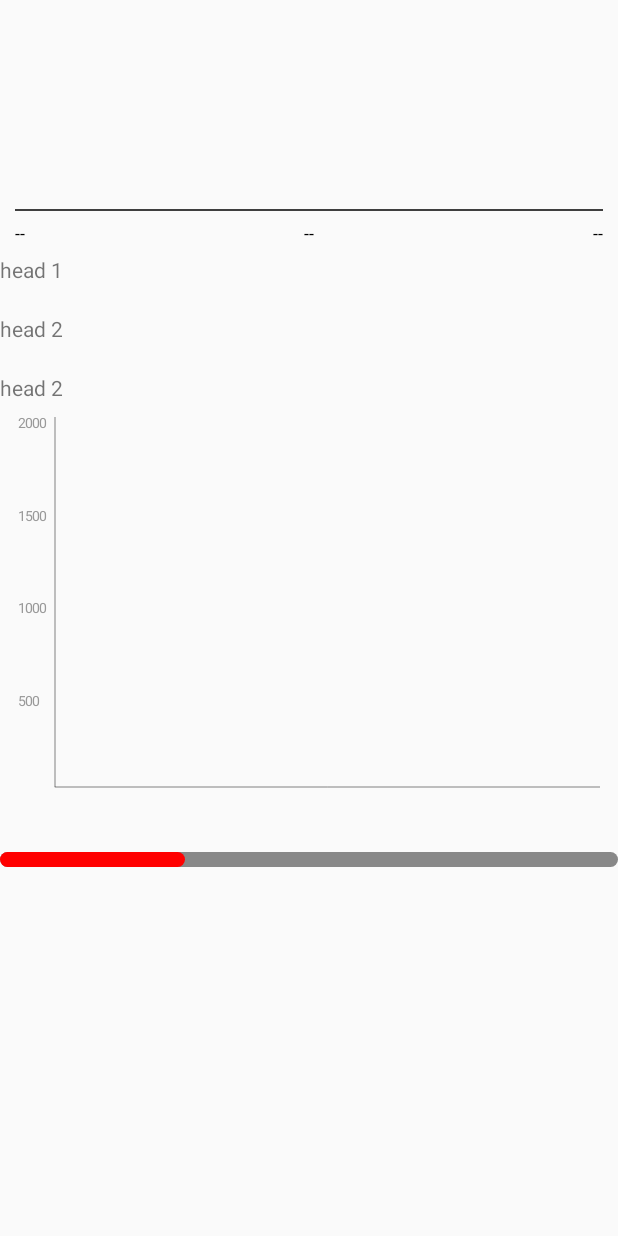
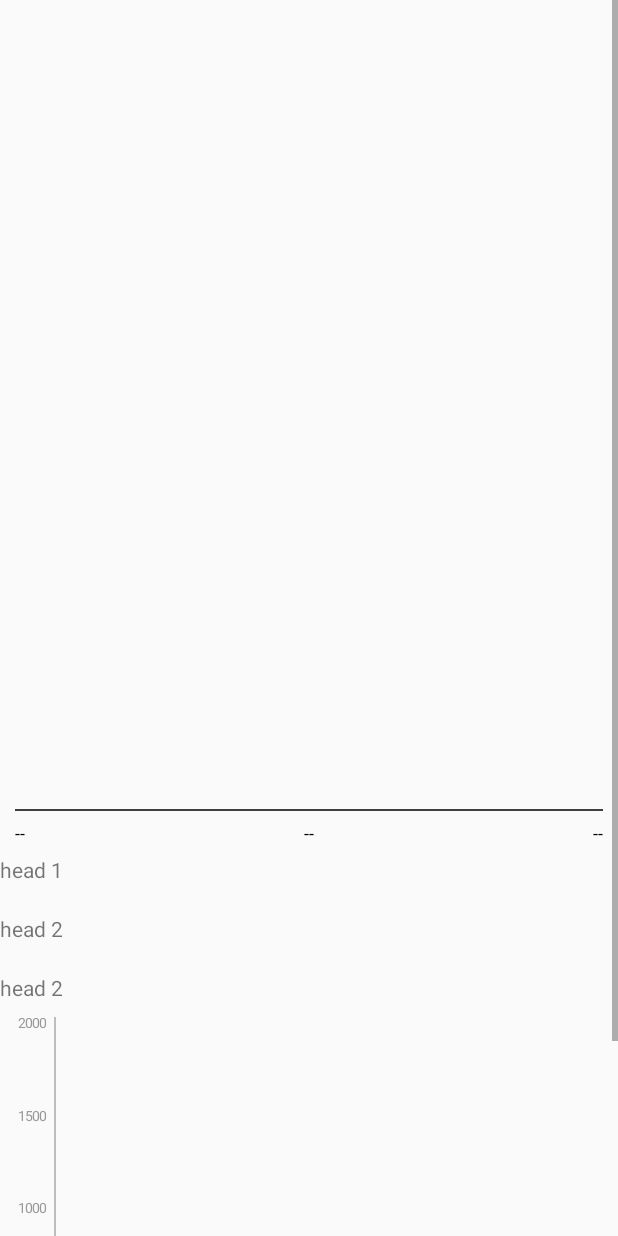
Before and after one commit to hurist/Chart, an Android app built with Jetpack Compose: the layout activity_main.xml on its own in the app's theme, with its tools: preview values and no code run, on a phone screen of 412 x 824 dp. Run offline under Robolectric (Android 15) with nearby library versions, the phone set to English and light mode, and no system bars.

```diff
--- a/ChartLib/src/main/java/com/hvi2ist/chartlib/BarChart.kt
+++ b/ChartLib/src/main/java/com/hvi2ist/chartlib/BarChart.kt
@@ -29,7 +29,6 @@ class BarChart @JvmOverloads constructor(
     private var targetValue = -1
     private var maxValue = 2000
     private var data = listOf<BarData>()
-    private var valueUnit = "ml"
 
     private var chartStartX = 0f
     private var chartBottomY = 0f
@@ -348,12 +347,10 @@ class BarChart @JvmOverloads constructor(
         data: List<BarData>,
         maxValue: Int,
         targetValue: Int = 1000,
-        valueUnit: String = "ml"
     ) {
         this.data = data
         this.maxValue = maxValue
         this.targetValue = targetValue
-        this.valueUnit = valueUnit
         invalidate()
     }
 
--- a/app/src/main/res/layout/activity_main.xml
+++ b/app/src/main/res/layout/activity_main.xml
@@ -1,10 +1,21 @@
 <?xml version="1.0" encoding="utf-8"?>
-<LinearLayout xmlns:android="http://schemas.android.com/apk/res/android"
+<ScrollView xmlns:android="http://schemas.android.com/apk/res/android"
     xmlns:app="http://schemas.android.com/apk/res-auto"
     android:layout_width="match_parent"
     android:layout_height="match_parent"
-    android:orientation="vertical"
-    android:clipChildren="false">
+    android:clipChildren="false"
+    android:orientation="vertical">
+
+    <LinearLayout
+        android:layout_width="match_parent"
+        android:layout_height="wrap_content"
+        android:clipChildren="false"
+        android:orientation="vertical">
+
+        <View
+            android:layout_width="match_parent"
+            android:layout_height="400dp"/>
+
 
         <com.hvi2ist.chartlib.SimpleLineChart
             android:id="@+id/simpleLineChart"
@@ -16,27 +27,27 @@
         <LinearLayout
             android:layout_width="match_parent"
             android:layout_height="wrap_content"
-        android:orientation="vertical"
-        android:clipChildren="false">
+            android:clipChildren="false"
+            android:orientation="vertical">
 
             <TextView
                 android:layout_width="wrap_content"
                 android:layout_height="match_parent"
                 android:paddingVertical="10dp"
-            android:text="head 1"/>
+                android:text="head 1" />
 
             <TextView
                 android:layout_width="wrap_content"
                 android:layout_height="match_parent"
                 android:paddingVertical="10dp"
-            android:text="head 2"/>
+                android:text="head 2" />
 
 
             <TextView
                 android:layout_width="wrap_content"
                 android:layout_height="match_parent"
                 android:paddingVertical="10dp"
-            android:text="head 2"/>
+                android:text="head 2" />
 
         </LinearLayout>
 
@@ -46,16 +57,16 @@
             android:layout_width="match_parent"
             android:layout_height="260dp"
             android:paddingHorizontal="12dp"
-        app:chartLeftMargin="6dp"
-        app:chartBottomMargin="6dp"
+            android:translationZ="10000dp"
             app:axisLineWidth="0.33dp"
             app:axisTextColor="#FF999999"
             app:axisTextSize="9sp"
             app:barColor="#FF83B2EE"
-        app:targetLineColor="#FFCCCCCC"
             app:barUnreachedColor="#FFE2EDFB"
+            app:chartBottomMargin="6dp"
+            app:chartLeftMargin="6dp"
             app:infoLayout="@layout/layout_test_1"
-        android:translationZ="10000dp" />
+            app:targetLineColor="#FFCCCCCC" />
 
         <com.hvi2ist.chartlib.StepProgress
             android:layout_width="match_parent"
@@ -63,3 +74,5 @@
             app:spActiveColor="#ff0000"
             app:spProgress="30" />
     </LinearLayout>
+
+</ScrollView>
```
Lines whose indentation alone changed are shown as unchanged.
